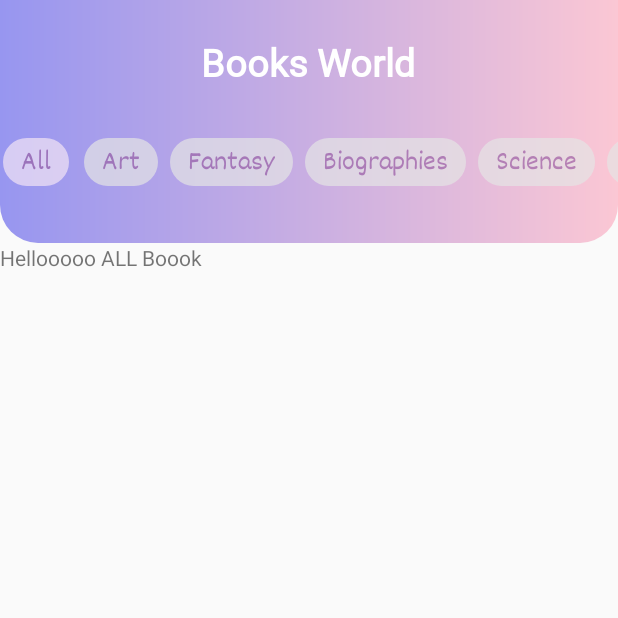
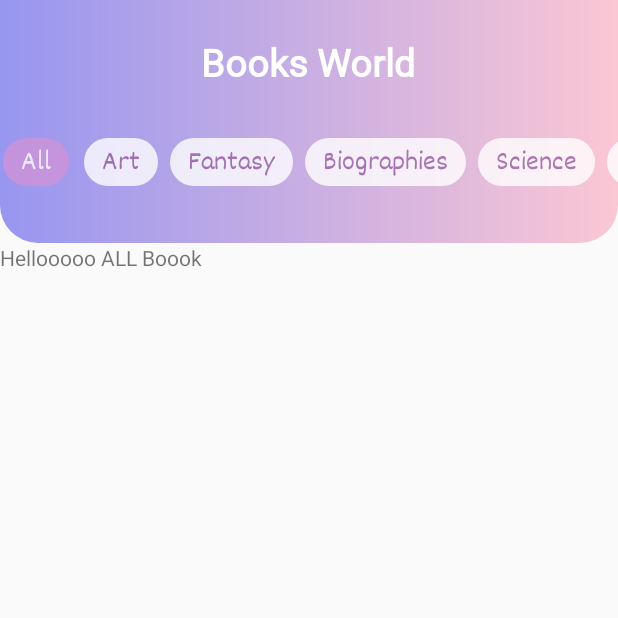
Before and after one commit to FtADev/BooksWorld, an Android app: the screen it shows after launch (MainActivity), on a phone screen of 412 x 824 dp, the top half of it. Run offline under Robolectric (Android 15) with nearby library versions, the phone set to English and light mode, and no system bars.

Commit message:
Change color and textColor of chips when toggling

```diff
--- /dev/null
+++ b/app/src/main/res/drawable/chip_color.xml
@@ -0,0 +1,5 @@
+<?xml version="1.0" encoding="utf-8"?>
+<selector xmlns:android="http://schemas.android.com/apk/res/android">
+    <item android:color="@color/colorPrimary" android:state_checked="true" />
+    <item android:color="@color/white" />
+</selector>
--- /dev/null
+++ b/app/src/main/res/drawable/chip_text_color.xml
@@ -0,0 +1,5 @@
+<?xml version="1.0" encoding="utf-8"?>
+<selector xmlns:android="http://schemas.android.com/apk/res/android">
+    <item android:color="@color/white" android:state_checked="true" />
+    <item android:color="@color/colorPrimaryDark" />
+</selector>
--- a/app/src/main/res/values/styles.xml
+++ b/app/src/main/res/values/styles.xml
@@ -9,8 +9,9 @@
     </style>
 
     <style name="chipTheme" parent="Widget.MaterialComponents.Chip.Choice">
-        <item name="android:alpha">0.7</item>
-        <item name="android:textColor">@color/colorPrimaryDark</item>
+        <item name="android:alpha">0.8</item>
+        <item name="android:textColor">@drawable/chip_text_color</item>
+        <item name="chipBackgroundColor">@drawable/chip_color</item>
     </style>
 
     <style name="chipTextAppearance" parent="TextAppearance.MaterialComponents.Chip">
```
